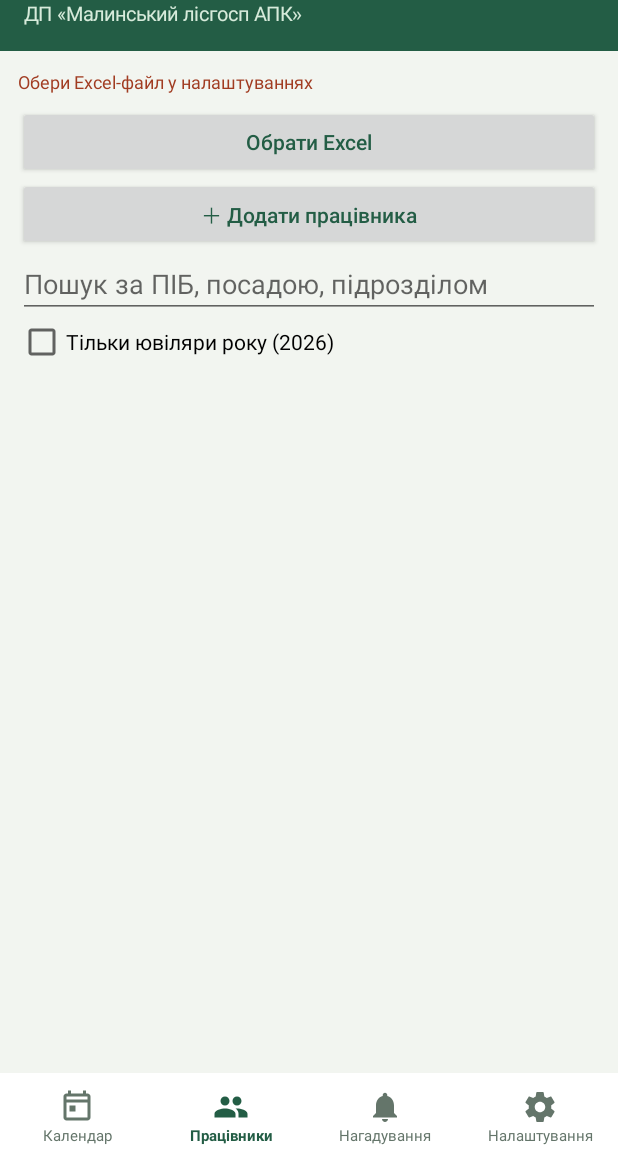
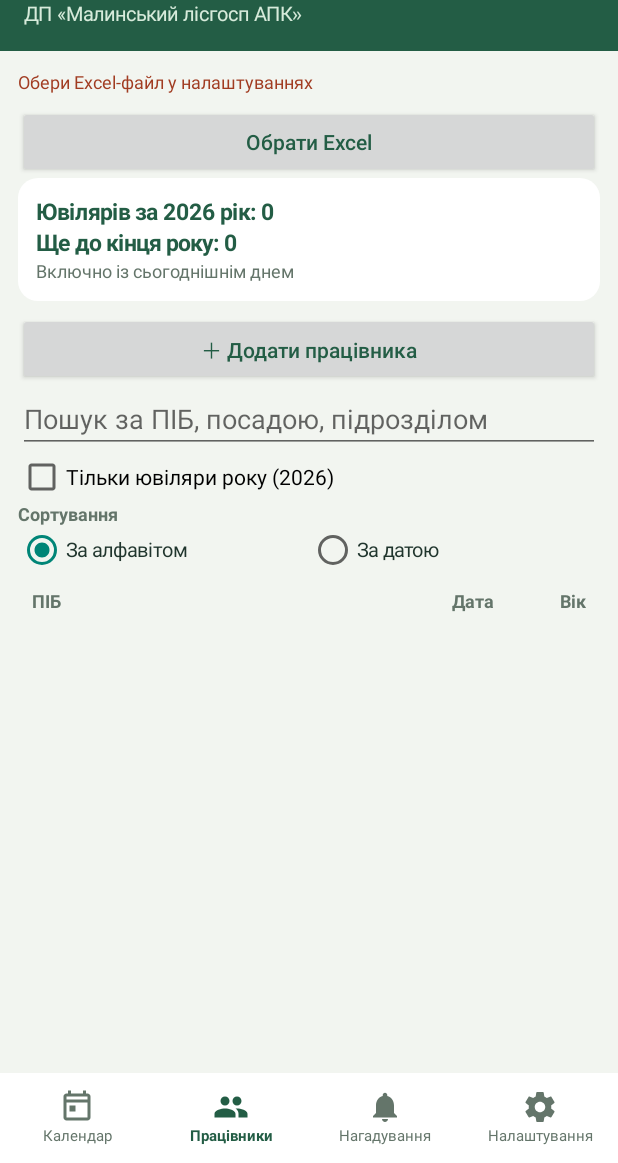
Before and after one commit to 1796caesar-cmd/BirthdayAPK, an Android app: the screen it shows after launch (MainActivity), after a tap on "Працівники", on a phone screen of 412 x 824 dp, the part 73-1236 px from its top. Run offline under Robolectric (Android 15) with nearby library versions, the phone set to English and light mode, and no system bars; network calls fail.

Commit message:
Add files via upload

```diff
--- a/app/src/main/java/ua/malinapk/birthdays/MainActivity.java
+++ b/app/src/main/java/ua/malinapk/birthdays/MainActivity.java
@@ -66,8 +66,28 @@ public class MainActivity extends Activity {
  List<Person> sorted(List<Person> src,int y){List<Person> a=new ArrayList<>(src);a.sort(Comparator.comparing((Person p)->p.birthday(y)).thenComparing(Person::name,String.CASE_INSENSITIVE_ORDER));return a;}
  void calendar(LinearLayout b){LinearLayout r=row();r.addView(button("‹",()->{selected=selected.minusMonths(1);show();}));TextView title=text(months[selected.getMonthValue()-1]+" "+selected.getYear(),20,INK,true);title.setGravity(Gravity.CENTER);title.setOnClickListener(v->chooseMonth());weight(r,title);r.addView(button("›",()->{selected=selected.plusMonths(1);show();}));add(b,r);if(!selected.equals(YearMonth.now()))add(b,button("Поточний місяць",()->{selected=YearMonth.now();show();}));int y=selected.getYear();List<Person> list=new ArrayList<>();int j=0,today=0;for(Person p:sorted(people,y))if(p.birthday(y).getMonthValue()==selected.getMonthValue()){list.add(p);if(p.jubilee(y))j++;if(p.birthday(y).equals(LocalDate.now()))today++;}LinearLayout stats=card(b);add(stats,text("Іменинників: "+list.size()+"   ·   Ювілярів: "+j+"   ·   Сьогодні: "+today,14,GREEN,true));LinearLayout titles=row();TextView d=text("Дата",12,MUTED,true);titles.addView(d,new LinearLayout.LayoutParams(fontDp(55),-2));weight(titles,text("ПІБ",12,MUTED,true));titles.addView(text("Вік",12,MUTED,true),new LinearLayout.LayoutParams(fontDp(48),-2));pad(titles,8);add(b,titles);if(list.isEmpty())add(b,text("У цьому місяці немає іменинників",15,MUTED,false));for(Person p:list)personRow(b,p,y,true);add(b,button("＋ Додати працівника",()->edit(null)));}
  void chooseMonth(){LinearLayout l=col();pad(l,16);Spinner m=new Spinner(this);m.setAdapter(new ArrayAdapter<>(this,android.R.layout.simple_spinner_dropdown_item,months));m.setSelection(selected.getMonthValue()-1);EditText y=new EditText(this);y.setInputType(2);y.setText(""+selected.getYear());add(l,m);add(l,y);new AlertDialog.Builder(this).setTitle("Місяць і рік").setView(l).setPositiveButton("Вибрати",(d,w)->{try{selected=YearMonth.of(Integer.parseInt(y.getText().toString()),m.getSelectedItemPosition()+1);show();}catch(Exception e){msg("Некоректний рік");}}).setNegativeButton("Скасувати",null).show();}
- void personRow(LinearLayout b,Person p,int y,boolean date){boolean jub=p.jubilee(y),now=p.birthday(y).equals(LocalDate.now());LinearLayout r=row();r.setBackground(bg(now?0xffdcefe0:jub?0xffffedc4:WHITE,9));pad(r,9);if(date)r.addView(text(p.birthday(y).format(DateTimeFormatter.ofPattern("dd.MM")),13,now?GREEN:INK,true),new LinearLayout.LayoutParams(fontDp(55),-2));LinearLayout n=col();add(n,text(p.name(),15,INK,jub));if(!date)add(n,text(p.unit+" · "+p.job,12,MUTED,false));weight(r,n);TextView age=text(p.ageIn(y)+""+(jub?" ★":""),15,jub?GOLD:INK,true);age.setGravity(Gravity.END);r.addView(age,new LinearLayout.LayoutParams(fontDp(48),-2));r.setOnClickListener(v->details(p,y));add(b,r);gap(b,5);}
- void allPeople(LinearLayout b){add(b,button("＋ Додати працівника",()->edit(null)));EditText search=new EditText(this);search.setSingleLine(true);search.setHint("Пошук за ПІБ, посадою, підрозділом");add(b,search);CheckBox jubilees=new CheckBox(this);jubilees.setText("Тільки ювіляри року ("+selected.getYear()+")");add(b,jubilees);LinearLayout list=col();add(b,list);Runnable render=()->{list.removeAllViews();String q=search.getText().toString().toLowerCase(Locale.ROOT);List<Person>a=new ArrayList<>(people);a.sort(Comparator.comparing(Person::name,String.CASE_INSENSITIVE_ORDER));for(Person p:a)if((p.name()+" "+p.job+" "+p.unit).toLowerCase(Locale.ROOT).contains(q)&&(!jubilees.isChecked()||p.jubilee(selected.getYear())))personRow(list,p,selected.getYear(),false);};search.addTextChangedListener(new android.text.TextWatcher(){public void beforeTextChanged(CharSequence s,int start,int count,int after){}public void onTextChanged(CharSequence s,int start,int before,int count){render.run();}public void afterTextChanged(android.text.Editable e){}});jubilees.setOnCheckedChangeListener((x,v)->render.run());render.run();}
+ void personRow(LinearLayout b,Person p,int y,boolean date){boolean jub=p.jubilee(y),now=p.birthday(y).equals(LocalDate.now());LinearLayout r=row();r.setBackground(bg(now?0xffdcefe0:jub?0xffffedc4:WHITE,9));pad(r,9);if(date)r.addView(text(p.birthday(y).format(DateTimeFormatter.ofPattern("dd.MM")),13,now?GREEN:INK,true),new LinearLayout.LayoutParams(fontDp(55),-2));LinearLayout n=col();add(n,text(p.name(),15,INK,jub));if(!date)add(n,text(p.unit+" · "+p.job,12,MUTED,false));weight(r,n);if(!date){TextView birth=text(p.born.format(DateTimeFormatter.ofPattern("dd.MM")),13,now?GREEN:INK,true);birth.setGravity(Gravity.CENTER);r.addView(birth,new LinearLayout.LayoutParams(fontDp(55),-2));}TextView age=text(p.ageIn(y)+""+(jub?" ★":""),15,jub?GOLD:INK,true);age.setGravity(Gravity.END);r.addView(age,new LinearLayout.LayoutParams(fontDp(48),-2));r.setOnClickListener(v->details(p,y));add(b,r);gap(b,5);}
+ void allPeople(LinearLayout b){
+ LocalDate today=LocalDate.now(); final int year=today.getYear();
+ int totalJubilees=0, remainingJubilees=0;
+ for(Person p:people){if(p.jubilee(year)){totalJubilees++;if(!p.birthday(year).isBefore(today))remainingJubilees++;}}
+ LinearLayout stats=card(b);
+ add(stats,text("Ювілярів за "+year+" рік: "+totalJubilees,15,GREEN,true));
+ add(stats,text("Ще до кінця року: "+remainingJubilees,15,GREEN,true));
+ add(stats,text("Включно із сьогоднішнім днем",12,MUTED,false));
+ add(b,button("＋ Додати працівника",()->edit(null)));EditText search=new EditText(this);search.setSingleLine(true);search.setHint("Пошук за ПІБ, посадою, підрозділом");add(b,search);CheckBox jubilees=new CheckBox(this);jubilees.setText("Тільки ювіляри року ("+year+")");add(b,jubilees);
+ add(b,text("Сортування",12,MUTED,true));
+ RadioGroup order=new RadioGroup(this);order.setOrientation(RadioGroup.HORIZONTAL);
+ RadioButton alpha=new RadioButton(this);alpha.setId(View.generateViewId());alpha.setText("За алфавітом");alpha.setTextColor(INK);alpha.setTextSize(13);
+ RadioButton byDate=new RadioButton(this);byDate.setId(View.generateViewId());byDate.setText("За датою");byDate.setTextColor(INK);byDate.setTextSize(13);
+ order.addView(alpha,new RadioGroup.LayoutParams(0,-2,1));order.addView(byDate,new RadioGroup.LayoutParams(0,-2,1));
+ order.check(prefs().getBoolean("employeesSortByDate",false)?byDate.getId():alpha.getId());add(b,order);
+ LinearLayout titles=row();
+ weight(titles,text("ПІБ",12,MUTED,true));
+ TextView birthTitle=text("Дата",12,MUTED,true);birthTitle.setGravity(Gravity.CENTER);titles.addView(birthTitle,new LinearLayout.LayoutParams(fontDp(55),-2));
+ TextView ageTitle=text("Вік",12,MUTED,true);ageTitle.setGravity(Gravity.END);
+ titles.addView(ageTitle,new LinearLayout.LayoutParams(fontDp(48),-2));pad(titles,9);add(b,titles);
+ LinearLayout list=col();add(b,list);Runnable render=()->{list.removeAllViews();String q=search.getText().toString().toLowerCase(Locale.ROOT);List<Person>a=new ArrayList<>(people);java.text.Collator collator=java.text.Collator.getInstance(Locale.forLanguageTag("uk-UA"));collator.setStrength(java.text.Collator.SECONDARY);Comparator<Person> alphabet=Comparator.comparing(Person::name,collator);a.sort(order.getCheckedRadioButtonId()==byDate.getId()?Comparator.comparing((Person p)->MonthDay.from(p.born)).thenComparing(alphabet):alphabet);for(Person p:a)if((p.name()+" "+p.job+" "+p.unit).toLowerCase(Locale.ROOT).contains(q)&&(!jubilees.isChecked()||p.jubilee(year)))personRow(list,p,year,false);};search.addTextChangedListener(new android.text.TextWatcher(){public void beforeTextChanged(CharSequence s,int start,int count,int after){}public void onTextChanged(CharSequence s,int start,int before,int count){render.run();}public void afterTextChanged(android.text.Editable e){}});jubilees.setOnCheckedChangeListener((x,v)->render.run());order.setOnCheckedChangeListener((group,id)->{prefs().edit().putBoolean("employeesSortByDate",id==byDate.getId()).apply();render.run();});render.run();}
  void field(LinearLayout l,String label,String val){add(l,text(label,12,MUTED,false));add(l,text(val.isEmpty()?"—":val,17,INK,true));gap(l,8);}
  void details(Person p,int y){ScrollView s=new ScrollView(this);LinearLayout l=col();pad(l,18);s.addView(l);field(l,"Прізвище",p.last);field(l,"Ім’я",p.first);field(l,"По батькові",p.middle);field(l,"Посада/підрозділ",(p.job.trim()+" "+p.unit.trim()).trim());field(l,"Повна дата народження",p.born.format(DATE));field(l,"Вік на сьогодні",p.ageNow(LocalDate.now())+" р.");field(l,"Вік у "+y+" році",p.ageIn(y)+" р.");if(p.jubilee(y))add(l,text("★ Ювіляр "+y+" року",16,GOLD,true));new AlertDialog.Builder(this).setTitle("Інформація про працівника").setView(s).setPositiveButton("Редагувати",(d,w)->edit(p)).setNeutralButton("Видалити",(d,w)->new AlertDialog.Builder(this).setMessage("Видалити "+p.name()+" з Excel?").setPositiveButton("Видалити",(a,z)->save(p,p,true)).setNegativeButton("Скасувати",null).show()).setNegativeButton("Закрити",null).show();}
  void edit(Person p){if(!ready){msg("Спочатку обери Excel-файл");return;}ScrollView s=new ScrollView(this);LinearLayout l=col();pad(l,16);s.addView(l);String[] names={"Прізвище","Ім’я","По батькові","Підрозділ","Посада","Дата народження (ДД.ММ.РРРР)"};String[] vals=p==null?new String[6]:new String[]{p.last,p.first,p.middle,p.unit,p.job,p.born.format(DATE)};EditText[] fields=new EditText[6];for(int i=0;i<6;i++){add(l,text(names[i],13,MUTED,true));EditText e=new EditText(this);e.setSingleLine(true);e.setText(vals[i]==null?"":vals[i]);if(i==5)e.setInputType(android.text.InputType.TYPE_CLASS_DATETIME|android.text.InputType.TYPE_DATETIME_VARIATION_DATE);fields[i]=e;add(l,e);}AlertDialog dialog=new AlertDialog.Builder(this).setTitle(p==null?"Новий працівник":"Редагування").setView(s).setPositiveButton("Зберегти",null).setNegativeButton("Скасувати",null).create();dialog.setOnShowListener(v->dialog.getButton(-1).setOnClickListener(x->{try{String[] a=new String[6];for(int i=0;i<6;i++)a[i]=fields[i].getText().toString().trim();if(a[0].isEmpty()||a[1].isEmpty()||a[2].isEmpty())throw new IllegalArgumentException("Заповни ПІБ");LocalDate d=LocalDate.parse(a[5],DATE.withResolverStyle(ResolverStyle.STRICT));if(d.isAfter(LocalDate.now())||d.getYear()<1900)throw new IllegalArgumentException("Некоректна дата");Person q=new Person(p==null?0:p.row,a[0],a[1],a[2],a[4],a[3],d);if(save(p,q,false))dialog.dismiss();}catch(Exception e){msg("Перевір дані: "+e.getMessage());}}));dialog.show();}
```
